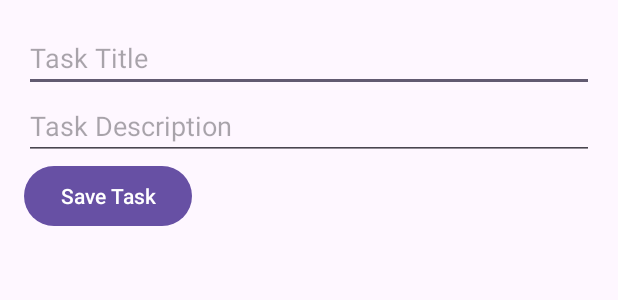
After one commit to BassH331/TaskManagerApp, an Android app: the layout task_edit_fragment.xml on its own in the app's theme, with its tools: preview values and no code run, on a phone screen of 412 x 824 dp. The commit adds this screen. Shown: the top 300 px of the screen. Run offline under Robolectric (Android 15) with nearby library versions, the phone set to English and light mode, and no system bars.

Commit message:
Added UI and bsic functions. Fixed errors

```diff
--- a/app/src/main/res/layout/about_doc_fragment.xml
+++ b/app/src/main/res/layout/about_doc_fragment.xml
@@ -3,7 +3,7 @@
     android:layout_width="match_parent"
     android:layout_height="match_parent"
     android:padding="16dp"
-    android:background="?attr/backgroundColor">
+    android:background="#ffffff">
 
     <LinearLayout
         android:layout_width="match_parent"
@@ -13,7 +13,7 @@
         <TextView
             android:layout_width="match_parent"
             android:layout_height="wrap_content"
-            android:text="Plagiarism Declaration:\nI, [Your Name], declare that this work is my own, signed on May 14, 2025.\n\nDocumentation:\n- This app allows task management with add, delete, and completion features...\n- [Add at least two pages of text here]"
+            android:text="@string/plagiarism_declaration_ni_your_name_declare_that_this_work_is_my_own_signed_on_may_14_2025_n_documentation_n_this_app_allows_task_management_with_add_delete_and_completion_features_n_add_at_least_two_pages_of_text_here"
             android:textSize="16sp"
             android:textColor="#126C8E"
             android:layout_marginBottom="16dp" />
@@ -22,7 +22,7 @@
             android:id="@+id/videoButton"
             android:layout_width="wrap_content"
             android:layout_height="wrap_content"
-            android:text="Watch Demo Video"
+            android:text="@string/watch_demo_video"
             android:backgroundTint="#19A181"
             android:padding="8dp"
             android:layout_gravity="center" />
--- a/app/src/main/res/layout/notifications_settings_fragment.xml
+++ b/app/src/main/res/layout/notifications_settings_fragment.xml
@@ -4,7 +4,7 @@
     android:layout_height="match_parent"
     android:orientation="vertical"
     android:padding="16dp"
-    android:background="?attr/backgroundColor">
+    android:background="#ffffff">
 
     <TextView
         android:layout_width="wrap_content"
--- /dev/null
+++ b/app/src/main/res/layout/task_edit_fragment.xml
@@ -0,0 +1,22 @@
+<?xml version="1.0" encoding="utf-8"?>
+<LinearLayout xmlns:android="http://schemas.android.com/apk/res/android"
+    android:layout_width="match_parent"
+    android:layout_height="match_parent"
+    android:orientation="vertical"
+    android:padding="16dp">
+    <EditText
+        android:id="@+id/task_title"
+        android:layout_width="match_parent"
+        android:layout_height="wrap_content"
+        android:hint="Task Title" />
+    <EditText
+        android:id="@+id/task_description"
+        android:layout_width="match_parent"
+        android:layout_height="wrap_content"
+        android:hint="Task Description" />
+    <Button
+        android:id="@+id/save_button"
+        android:layout_width="wrap_content"
+        android:layout_height="wrap_content"
+        android:text="Save Task" />
+</LinearLayout>
--- a/app/src/main/res/layout/task_item.xml
+++ b/app/src/main/res/layout/task_item.xml
@@ -4,7 +4,7 @@
     android:layout_height="wrap_content"
     android:orientation="horizontal"
     android:padding="8dp"
-    android:background="?attr/backgroundColor">
+    android:background="#ffffff">
 
     <CheckBox
         android:id="@+id/taskCheckBox"
--- a/app/src/main/res/layout/task_list_fragment.xml
+++ b/app/src/main/res/layout/task_list_fragment.xml
@@ -42,13 +42,13 @@
             android:layout_marginStart="8dp" />
     </LinearLayout>
 
-    <view class="androidx.appcompat.app.AlertController$RecycleListView"
+    <androidx.recyclerview.widget.RecyclerView
         android:id="@+id/taskList"
         android:layout_width="match_parent"
         android:layout_height="0dp"
         android:layout_weight="1"
         android:layout_marginTop="16dp"
-        android:background="?attr/backgroundColor" />
+        android:background="#FFFFFF" />
 
     <Button
         android:id="@+id/deleteCompletedButton"
--- a/app/src/main/res/values/colors.xml
+++ b/app/src/main/res/values/colors.xml
@@ -1,5 +1,7 @@
-<?xml version="1.0" encoding="utf-8"?>
 <resources>
+    <color name="white">#FFFFFFFF</color>
     <color name="black">#FF000000</color>
-    <color name="white">#FFFFFFFF</color>
+    <color name="colorPrimary">#6200EE</color>
+    <color name="colorPrimaryDark">#3700B3</color>
+    <color name="colorAccent">#03DAC5</color>
 </resources>
--- a/app/src/main/res/values/strings.xml
+++ b/app/src/main/res/values/strings.xml
@@ -2,4 +2,6 @@
     <string name="app_name">TaskManager</string>
     <!-- TODO: Remove or change this placeholder text -->
     <string name="hello_blank_fragment">Hello blank fragment</string>
+    <string name="plagiarism_declaration_ni_your_name_declare_that_this_work_is_my_own_signed_on_may_14_2025_n_documentation_n_this_app_allows_task_management_with_add_delete_and_completion_features_n_add_at_least_two_pages_of_text_here">Plagiarism Declaration:\nI, [Your Name], declare that this work is my own, signed on May 14, 2025.\n\nDocumentation:\n- This app allows task management with add, delete, and completion features...\n- [Add at least two pages of text here]</string>
+    <string name="watch_demo_video">Watch Demo Video</string>
 </resources>
--- a/app/src/main/res/values/themes.xml
+++ b/app/src/main/res/values/themes.xml
@@ -1,9 +1,21 @@
 <resources xmlns:tools="http://schemas.android.com/tools">
     <!-- Base application theme. -->
     <style name="Base.Theme.TaskManager" parent="Theme.Material3.DayNight.NoActionBar">
-        <!-- Customize your light theme here. -->
-        <!-- <item name="colorPrimary">@color/my_light_primary</item> -->
+        <!-- Add these required attributes -->
+        <item name="android:statusBarColor">?attr/colorPrimary</item>
+        <item name="android:navigationBarColor">?attr/colorPrimary</item>
+        <item name="android:windowLightStatusBar">true</item>
+        <item name="android:windowLightNavigationBar">true</item>
+        <item name="backgroundColor">@color/white</item>
+
+        <!-- Add drawerLayoutStyle if needed -->
+        <item name="drawerLayoutStyle">@style/Widget.TaskManager.DrawerLayout</item>
     </style>
 
     <style name="Theme.TaskManager" parent="Base.Theme.TaskManager" />
+
+    <!-- Optional: Custom DrawerLayout style -->
+    <style name="Widget.TaskManager.DrawerLayout" parent="Widget.Material3.DrawerLayout">
+        <!-- Customize drawer layout here -->
+    </style>
 </resources>
--- a/gradle/libs.versions.toml
+++ b/gradle/libs.versions.toml
@@ -1,7 +1,7 @@
 [versions]
 agp = "8.3.0"
 kotlin = "1.9.0"
-coreKtx = "1.16.0"
+coreKtx = "1.12.0"
 junit = "4.13.2"
 junitVersion = "1.2.1"
 espressoCore = "3.6.1"
@@ -13,8 +13,10 @@ navigationFragmentKtx = "2.9.0"
 navigationUiKtx = "2.9.0"
 recyclerview = "1.4.0"
 recyclerviewVersion = "1.3.1"
+androidxDrawerLayout = "1.2.0"
 
 [libraries]
+androidx-drawerlayout = { group = "androidx.drawerlayout", name = "drawerlayout", version.ref = "androidxDrawerLayout" }
 androidx-core-ktx = { group = "androidx.core", name = "core-ktx", version.ref = "coreKtx" }
 androidx-recyclerview-v131 = { module = "androidx.recyclerview:recyclerview", version.ref = "recyclerviewVersion" }
 junit = { group = "junit", name = "junit", version.ref = "junit" }
```
Also changed, not shown: app/build.gradle.kts (+7 -4 lines), app/src/main/java/com/example/taskmanager/TaskEditFragment.kt (added, +30 -0 lines), app/src/main/res/layout/activity_main.xml (+16 -5 lines), app/src/main/res/layout/task_suggestions_fragment.xml (+4 -4 lines), app/src/main/res/navigation/nav_graph.xml (+83 -1 lines), gradle/wrapper/gradle-wrapper.properties.
